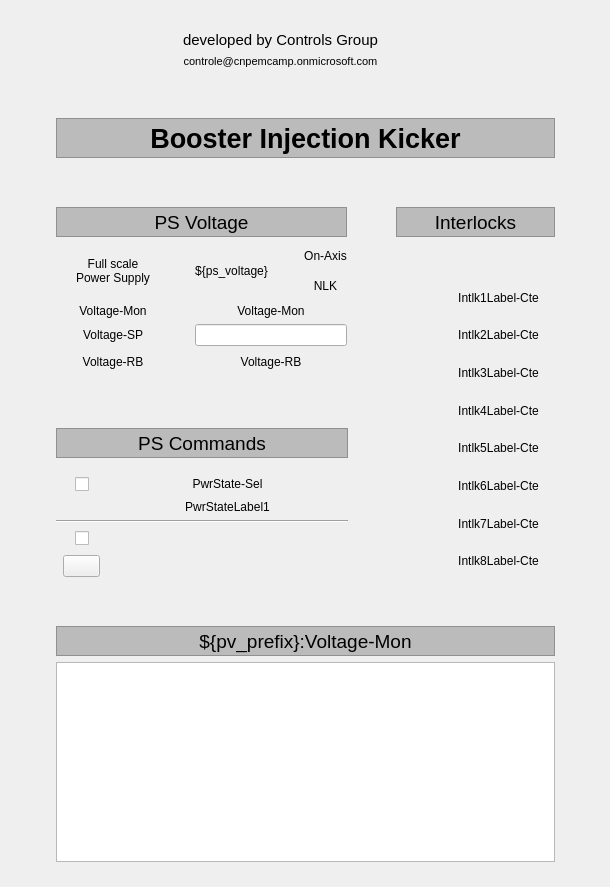
Old version of the form software/pydm/displays/nlk.ui in the repository lnls-sirius/SPIxCONV.
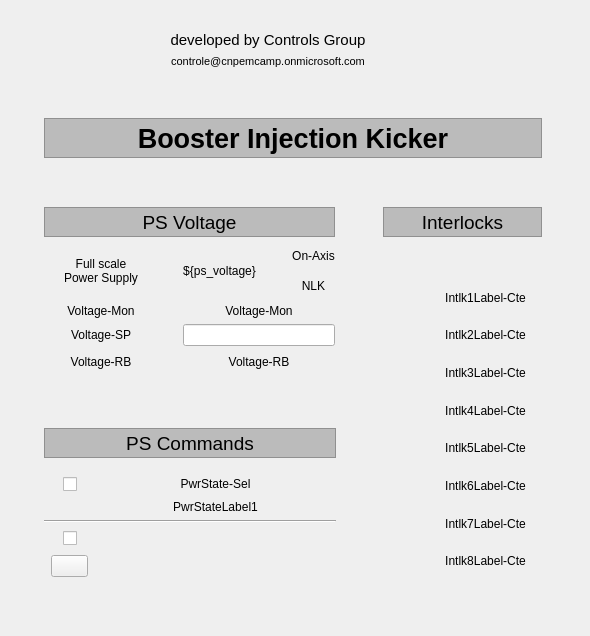
New version of the form. Icons and pictures are not drawn. Custom widgets are drawn as their Qt base class.

Commit message: graphs for Voltage-Mon deleted

Diff of the .ui file:
```diff
--- a/software/pydm/displays/nlk.ui
+++ b/software/pydm/displays/nlk.ui
@@ -6,8 +6,8 @@
    <rect>
     <x>0</x>
     <y>0</y>
-    <width>610</width>
-    <height>887</height>
+    <width>590</width>
+    <height>636</height>
    </rect>
   </property>
   <property name="windowTitle">
@@ -16,10 +16,10 @@
   <widget class="QWidget" name="gridLayoutWidget_5">
    <property name="geometry">
     <rect>
-     <x>20</x>
+     <x>10</x>
      <y>20</y>
-     <width>571</width>
-     <height>842</height>
+     <width>566</width>
+     <height>600</height>
     </rect>
    </property>
    <layout class="QGridLayout" name="gridLayout_5">
@@ -1865,455 +1865,6 @@
       </item>
      </layout>
     </item>
-    <item row="8" column="1" colspan="3">
-     <widget class="QLabel" name="label_314">
-      <property name="minimumSize">
-       <size>
-        <width>0</width>
-        <height>30</height>
-       </size>
-      </property>
-      <property name="maximumSize">
-       <size>
-        <width>16777215</width>
-        <height>30</height>
-       </size>
-      </property>
-      <property name="palette">
-       <palette>
-        <active>
-         <colorrole role="WindowText">
-          <brush brushstyle="SolidPattern">
-           <color alpha="255">
-            <red>0</red>
-            <green>0</green>
-            <blue>0</blue>
-           </color>
-          </brush>
-         </colorrole>
-         <colorrole role="Button">
-          <brush brushstyle="SolidPattern">
-           <color alpha="255">
-            <red>187</red>
-            <green>187</green>
-            <blue>187</blue>
-           </color>
-          </brush>
-         </colorrole>
-         <colorrole role="Light">
-          <brush brushstyle="SolidPattern">
-           <color alpha="255">
-            <red>255</red>
-            <green>255</green>
-            <blue>255</blue>
-           </color>
-          </brush>
-         </colorrole>
-         <colorrole role="Midlight">
-          <brush brushstyle="SolidPattern">
-           <color alpha="255">
-            <red>221</red>
-            <green>221</green>
-            <blue>221</blue>
-           </color>
-          </brush>
-         </colorrole>
-         <colorrole role="Dark">
-          <brush brushstyle="SolidPattern">
-           <color alpha="255">
-            <red>93</red>
-            <green>93</green>
-            <blue>93</blue>
-           </color>
-          </brush>
-         </colorrole>
-         <colorrole role="Mid">
-          <brush brushstyle="SolidPattern">
-           <color alpha="255">
-            <red>125</red>
-            <green>125</green>
-            <blue>125</blue>
-           </color>
-          </brush>
-         </colorrole>
-         <colorrole role="Text">
-          <brush brushstyle="SolidPattern">
-           <color alpha="255">
-            <red>0</red>
-            <green>0</green>
-            <blue>0</blue>
-           </color>
-          </brush>
-         </colorrole>
-         <colorrole role="BrightText">
-          <brush brushstyle="SolidPattern">
-           <color alpha="255">
-            <red>255</red>
-            <green>255</green>
-            <blue>255</blue>
-           </color>
-          </brush>
-         </colorrole>
-         <colorrole role="ButtonText">
-          <brush brushstyle="SolidPattern">
-           <color alpha="255">
-            <red>0</red>
-            <green>0</green>
-            <blue>0</blue>
-           </color>
-          </brush>
-         </colorrole>
-         <colorrole role="Base">
-          <brush brushstyle="SolidPattern">
-           <color alpha="255">
-            <red>255</red>
-            <green>255</green>
-            <blue>255</blue>
-           </color>
-          </brush>
-         </colorrole>
-         <colorrole role="Window">
-          <brush brushstyle="SolidPattern">
-           <color alpha="255">
-            <red>187</red>
-            <green>187</green>
-            <blue>187</blue>
-           </color>
-          </brush>
-         </colorrole>
-         <colorrole role="Shadow">
-          <brush brushstyle="SolidPattern">
-           <color alpha="255">
-            <red>0</red>
-            <green>0</green>
-            <blue>0</blue>
-           </color>
-          </brush>
-         </colorrole>
-         <colorrole role="AlternateBase">
-          <brush brushstyle="SolidPattern">
-           <color alpha="255">
-            <red>221</red>
-            <green>221</green>
-            <blue>221</blue>
-           </color>
-          </brush>
-         </colorrole>
-         <colorrole role="ToolTipBase">
-          <brush brushstyle="SolidPattern">
-           <color alpha="255">
-            <red>255</red>
-            <green>255</green>
-            <blue>220</blue>
-           </color>
-          </brush>
-         </colorrole>
-         <colorrole role="ToolTipText">
-          <brush brushstyle="SolidPattern">
-           <color alpha="255">
-            <red>0</red>
-            <green>0</green>
-            <blue>0</blue>
-           </color>
-          </brush>
-         </colorrole>
-        </active>
-        <inactive>
-         <colorrole role="WindowText">
-          <brush brushstyle="SolidPattern">
-           <color alpha="255">
-            <red>0</red>
-            <green>0</green>
-            <blue>0</blue>
-           </color>
-          </brush>
-         </colorrole>
-         <colorrole role="Button">
-          <brush brushstyle="SolidPattern">
-           <color alpha="255">
-            <red>187</red>
-            <green>187</green>
-            <blue>187</blue>
-           </color>
-          </brush>
-         </colorrole>
-         <colorrole role="Light">
-          <brush brushstyle="SolidPattern">
-           <color alpha="255">
-            <red>255</red>
-            <green>255</green>
-            <blue>255</blue>
-           </color>
-          </brush>
-         </colorrole>
-         <colorrole role="Midlight">
-          <brush brushstyle="SolidPattern">
-           <color alpha="255">
-            <red>221</red>
-            <green>221</green>
-            <blue>221</blue>
-           </color>
-          </brush>
-         </colorrole>
-         <colorrole role="Dark">
-          <brush brushstyle="SolidPattern">
-           <color alpha="255">
-            <red>93</red>
-            <green>93</green>
-            <blue>93</blue>
-           </color>
-          </brush>
-         </colorrole>
-         <colorrole role="Mid">
-          <brush brushstyle="SolidPattern">
-           <color alpha="255">
-            <red>125</red>
-            <green>125</green>
-            <blue>125</blue>
-           </color>
-          </brush>
-         </colorrole>
-         <colorrole role="Text">
-          <brush brushstyle="SolidPattern">
-           <color alpha="255">
-            <red>0</red>
-            <green>0</green>
-            <blue>0</blue>
-           </color>
-          </brush>
-         </colorrole>
-         <colorrole role="BrightText">
-          <brush brushstyle="SolidPattern">
-           <color alpha="255">
-            <red>255</red>
-            <green>255</green>
-            <blue>255</blue>
-           </color>
-          </brush>
-         </colorrole>
-         <colorrole role="ButtonText">
-          <brush brushstyle="SolidPattern">
-           <color alpha="255">
-            <red>0</red>
-            <green>0</green>
-            <blue>0</blue>
-           </color>
-          </brush>
-         </colorrole>
-         <colorrole role="Base">
-          <brush brushstyle="SolidPattern">
-           <color alpha="255">
-            <red>255</red>
-            <green>255</green>
-            <blue>255</blue>
-           </color>
-          </brush>
-         </colorrole>
-         <colorrole role="Window">
-          <brush brushstyle="SolidPattern">
-           <color alpha="255">
-            <red>187</red>
-            <green>187</green>
-            <blue>187</blue>
-           </color>
-          </brush>
-         </colorrole>
-         <colorrole role="Shadow">
-          <brush brushstyle="SolidPattern">
-           <color alpha="255">
-            <red>0</red>
-            <green>0</green>
-            <blue>0</blue>
-           </color>
-          </brush>
-         </colorrole>
-         <colorrole role="AlternateBase">
-          <brush brushstyle="SolidPattern">
-           <color alpha="255">
-            <red>221</red>
-            <green>221</green>
-            <blue>221</blue>
-           </color>
-          </brush>
-         </colorrole>
-         <colorrole role="ToolTipBase">
-          <brush brushstyle="SolidPattern">
-           <color alpha="255">
-            <red>255</red>
-            <green>255</green>
-            <blue>220</blue>
-           </color>
-          </brush>
-         </colorrole>
-         <colorrole role="ToolTipText">
-          <brush brushstyle="SolidPattern">
-           <color alpha="255">
-            <red>0</red>
-            <green>0</green>
-            <blue>0</blue>
-           </color>
-          </brush>
-         </colorrole>
-        </inactive>
-        <disabled>
-         <colorrole role="WindowText">
-          <brush brushstyle="SolidPattern">
-           <color alpha="255">
-            <red>93</red>
-            <green>93</green>
-            <blue>93</blue>
-           </color>
-          </brush>
-         </colorrole>
-         <colorrole role="Button">
-          <brush brushstyle="SolidPattern">
-           <color alpha="255">
-            <red>187</red>
-            <green>187</green>
-            <blue>187</blue>
-           </color>
-          </brush>
-         </colorrole>
-         <colorrole role="Light">
-          <brush brushstyle="SolidPattern">
-           <color alpha="255">
-            <red>255</red>
-            <green>255</green>
-            <blue>255</blue>
-           </color>
-          </brush>
-         </colorrole>
-         <colorrole role="Midlight">
-          <brush brushstyle="SolidPattern">
-           <color alpha="255">
-            <red>221</red>
-            <green>221</green>
-            <blue>221</blue>
-           </color>
-          </brush>
-         </colorrole>
-         <colorrole role="Dark">
-          <brush brushstyle="SolidPattern">
-           <color alpha="255">
-            <red>93</red>
-            <green>93</green>
-            <blue>93</blue>
-           </color>
-          </brush>
-         </colorrole>
-         <colorrole role="Mid">
-          <brush brushstyle="SolidPattern">
-           <color alpha="255">
-            <red>125</red>
-            <green>125</green>
-            <blue>125</blue>
-           </color>
-          </brush>
-         </colorrole>
-         <colorrole role="Text">
-          <brush brushstyle="SolidPattern">
-           <color alpha="255">
-            <red>93</red>
-            <green>93</green>
-            <blue>93</blue>
-           </color>
-          </brush>
-         </colorrole>
-         <colorrole role="BrightText">
-          <brush brushstyle="SolidPattern">
-           <color alpha="255">
-            <red>255</red>
-            <green>255</green>
-            <blue>255</blue>
-           </color>
-          </brush>
-         </colorrole>
-         <colorrole role="ButtonText">
-          <brush brushstyle="SolidPattern">
-           <color alpha="255">
-            <red>93</red>
-            <green>93</green>
-            <blue>93</blue>
-           </color>
-          </brush>
-         </colorrole>
-         <colorrole role="Base">
-          <brush brushstyle="SolidPattern">
-           <color alpha="255">
-            <red>187</red>
-            <green>187</green>
-            <blue>187</blue>
-           </color>
-          </brush>
-         </colorrole>
-         <colorrole role="Window">
-          <brush brushstyle="SolidPattern">
-           <color alpha="255">
-            <red>187</red>
-            <green>187</green>
-            <blue>187</blue>
-           </color>
-          </brush>
-         </colorrole>
-         <colorrole role="Shadow">
-          <brush brushstyle="SolidPattern">
-           <color alpha="255">
-            <red>0</red>
-            <green>0</green>
-            <blue>0</blue>
-           </color>
-          </brush>
-         </colorrole>
-         <colorrole role="AlternateBase">
-          <brush brushstyle="SolidPattern">
-           <color alpha="255">
-            <red>187</red>
-            <green>187</green>
-            <blue>187</blue>
-           </color>
-          </brush>
-         </colorrole>
-         <colorrole role="ToolTipBase">
-          <brush brushstyle="SolidPattern">
-           <color alpha="255">
-            <red>255</red>
-            <green>255</green>
-            <blue>220</blue>
-           </color>
-          </brush>
-         </colorrole>
-         <colorrole role="ToolTipText">
-          <brush brushstyle="SolidPattern">
-           <color alpha="255">
-            <red>0</red>
-            <green>0</green>
-            <blue>0</blue>
-           </color>
-          </brush>
-         </colorrole>
-        </disabled>
-       </palette>
-      </property>
-      <property name="font">
-       <font>
-        <family>Cantarell</family>
-        <pointsize>14</pointsize>
-       </font>
-      </property>
-      <property name="autoFillBackground">
-       <bool>true</bool>
-      </property>
-      <property name="frameShape">
-       <enum>QFrame::StyledPanel</enum>
-      </property>
-      <property name="text">
-       <string>${pv_prefix}:Voltage-Mon</string>
-      </property>
-      <property name="alignment">
-       <set>Qt::AlignCenter</set>
-      </property>
-     </widget>
-    </item>
     <item row="4" column="4">
      <spacer name="horizontalSpacer_18">
       <property name="orientation">
@@ -3784,63 +3335,6 @@
       </item>
      </layout>
     </item>
-    <item row="9" column="1" colspan="3">
-     <widget class="PyDMTimePlot" name="PyDMTimePlot">
-      <property name="minimumSize">
-       <size>
-        <width>100</width>
-        <height>200</height>
-       </size>
-      </property>
-      <property name="toolTip">
-       <string/>
-      </property>
-      <property name="showXGrid">
-       <bool>true</bool>
-      </property>
-      <property name="showYGrid">
-       <bool>true</bool>
-      </property>
-      <property name="showLegend">
-       <bool>false</bool>
-      </property>
-      <property name="mouseEnabledX" stdset="0">
-       <bool>false</bool>
-      </property>
-      <property name="mouseEnabledY" stdset="0">
-       <bool>false</bool>
-      </property>
-      <property name="maxRedrawRate" stdset="0">
-       <number>30</number>
-      </property>
-      <property name="curves">
-       <stringlist>
-        <string>{&quot;channel&quot;: &quot;ca://${pv_prefix}:Voltage-Mon&quot;, &quot;name&quot;: &quot;${pv_prefix}:Voltage-Mon&quot;, &quot;color&quot;: &quot;white&quot;, &quot;lineStyle&quot;: 1, &quot;lineWidth&quot;: 1, &quot;symbol&quot;: null, &quot;symbolSize&quot;: 10}</string>
-       </stringlist>
-      </property>
-      <property name="bufferSize">
-       <number>5000</number>
-      </property>
-      <property name="updatesAsynchronously">
-       <bool>true</bool>
-      </property>
-      <property name="timeSpan">
-       <double>5.000000000000000</double>
-      </property>
-      <property name="updateInterval">
-       <double>0.001000000000000</double>
-      </property>
-      <property name="autoRangeY">
-       <bool>true</bool>
-      </property>
-      <property name="minYRange">
-       <double>0.000000000000000</double>
-      </property>
-      <property name="maxYRange">
-       <double>1.000000000000000</double>
-      </property>
-     </widget>
-    </item>
     <item row="7" column="1">
      <spacer name="verticalSpacer_7">
       <property name="orientation">
@@ -3885,9 +3379,19 @@
  </widget>
  <customwidgets>
   <customwidget>
-   <class>PyDMTimePlot</class>
-   <extends>QGraphicsView</extends>
-   <header>pydm.widgets.timeplot</header>
+   <class>PyDMCheckbox</class>
+   <extends>QCheckBox</extends>
+   <header>pydm.widgets.checkbox</header>
+  </customwidget>
+  <customwidget>
+   <class>PyDMPushButton</class>
+   <extends>QPushButton</extends>
+   <header>pydm.widgets.pushbutton</header>
+  </customwidget>
+  <customwidget>
+   <class>PyDMByteIndicator</class>
+   <extends>QWidget</extends>
+   <header>pydm.widgets.byte</header>
   </customwidget>
   <customwidget>
    <class>PyDMLabel</class>
@@ -3899,21 +3403,6 @@
    <extends>QLineEdit</extends>
    <header>pydm.widgets.line_edit</header>
   </customwidget>
-  <customwidget>
-   <class>PyDMByteIndicator</class>
-   <extends>QWidget</extends>
-   <header>pydm.widgets.byte</header>
-  </customwidget>
-  <customwidget>
-   <class>PyDMPushButton</class>
-   <extends>QPushButton</extends>
-   <header>pydm.widgets.pushbutton</header>
-  </customwidget>
-  <customwidget>
-   <class>PyDMCheckbox</class>
-   <extends>QCheckBox</extends>
-   <header>pydm.widgets.checkbox</header>
-  </customwidget>
  </customwidgets>
  <resources>
   <include location="../images/logo.qrc"/>
```
Left out of the diff: 34 changed lines with no effect on the pictures. The commit also changes 2 other files.
